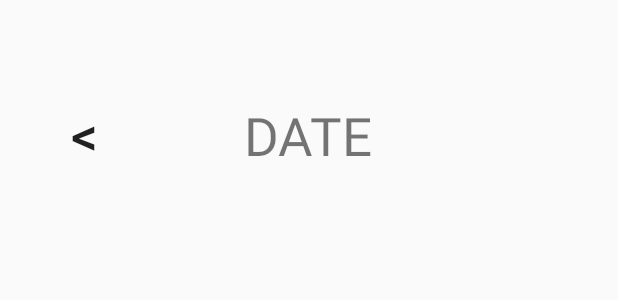
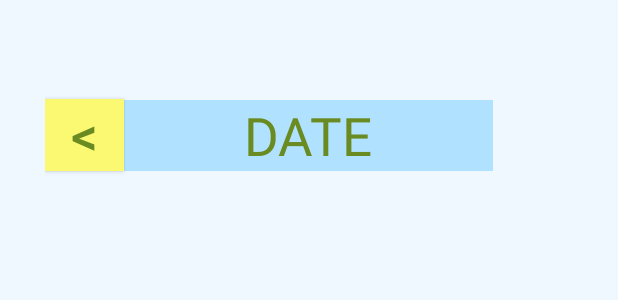
Before and after one commit to nastala/MyPreSchool, an Android app: the layout fragment_student_calendar.xml on its own in the app's theme, with its tools: preview values and no code run, on a phone screen of 412 x 824 dp. Shown: the top 300 px of the screen. Run offline under Robolectric (Android 15) with nearby library versions, the phone set to English and light mode, and no system bars.

Commit message:
.. teacher food list bende değişmemiş yüklüyorum

```diff
--- a/app/src/main/res/layout/fragment_admin_teacher.xml
+++ b/app/src/main/res/layout/fragment_admin_teacher.xml
@@ -27,6 +27,7 @@
             android:layout_gravity="center"
             android:layout_marginBottom="5dp"
             android:text="Add Teacher"
-            android:textAppearance="@style/TextAppearance.AppCompat.Medium" />
+            android:textAppearance="@style/TextAppearance.AppCompat.Medium"
+            android:textColor="@color/koyuyesil" />
     </LinearLayout>
 </RelativeLayout>
--- a/app/src/main/res/layout/fragment_student_calendar.xml
+++ b/app/src/main/res/layout/fragment_student_calendar.xml
@@ -3,6 +3,7 @@
     android:layout_width="match_parent"
     android:layout_height="match_parent"
     android:orientation="vertical"
+    android:background="@color/acıkmavi"
     android:weightSum="10"
     android:padding="10dp"
     tools:context="com.example.mypreschool.Fragments.BottomNavigationFragments.StudentCalendarFragment">
@@ -22,25 +23,29 @@
             android:layout_gravity="center"
             android:weightSum="5"
             android:padding="20dp">
+
             <Button
+                android:id="@+id/btnPrev"
                 android:layout_width="0dp"
                 android:layout_height="wrap_content"
                 android:layout_gravity="center"
-                android:textSize="35sp"
+                android:layout_weight="1"
+                android:background="@color/beyaz"
                 android:text="@string/prev"
-                android:background="@android:color/transparent"
-                android:id="@+id/btnPrev"
-                android:layout_weight="1"/>
+                android:textColor="@color/koyuyesil"
+                android:textSize="35sp" />
 
             <TextView
+                android:id="@+id/tvDate"
                 android:layout_width="wrap_content"
                 android:layout_height="wrap_content"
                 android:layout_gravity="center"
+                android:layout_weight="3"
+                android:background="@color/yesil"
+                android:text="DATE"
                 android:textAlignment="center"
-                android:textSize="35dp"
-                android:id="@+id/tvDate"
-                android:text="DATE"
-                android:layout_weight="3"/>
+                android:textColor="@color/koyuyesil"
+                android:textSize="35dp" />
 
             <Button
                 android:layout_width="0dp"
--- a/app/src/main/res/layout/fragment_teacher_menu_list.xml
+++ b/app/src/main/res/layout/fragment_teacher_menu_list.xml
@@ -3,6 +3,7 @@
     android:layout_width="match_parent"
     android:layout_height="match_parent"
     android:orientation="vertical"
+    android:background="@color/acıkmavi"
     android:weightSum="10"
     tools:context="com.example.mypreschool.Fragments.TeacherFragments.TeacherMenuListFragment">
 
--- a/app/src/main/res/layout/layout_admin_school_class.xml
+++ b/app/src/main/res/layout/layout_admin_school_class.xml
@@ -21,13 +21,14 @@
             android:layout_weight="9"/>
 
         <TextView
+            android:id="@+id/tvAddClass"
             android:layout_width="wrap_content"
             android:layout_height="wrap_content"
-            android:id="@+id/tvAddClass"
             android:layout_gravity="center"
             android:layout_marginBottom="10dp"
             android:layout_weight="1"
             android:text="Add Class"
-            android:textAppearance="@style/TextAppearance.AppCompat.Medium" />
+            android:textAppearance="@style/TextAppearance.AppCompat.Medium"
+            android:textColor="@color/koyuyesil" />
     </LinearLayout>
 </RelativeLayout>
--- a/app/src/main/res/layout/layout_admin_school_school.xml
+++ b/app/src/main/res/layout/layout_admin_school_school.xml
@@ -17,8 +17,9 @@
         android:layout_width="wrap_content"
         android:layout_height="wrap_content"
         android:layout_gravity="center"
+        android:layout_marginBottom="10dp"
         android:layout_weight="1"
-        android:layout_marginBottom="10dp"
         android:text="Add School"
-        android:textAppearance="@style/TextAppearance.AppCompat.Medium" />
+        android:textAppearance="@style/TextAppearance.AppCompat.Medium"
+        android:textColor="@color/koyuyesil" />
 </LinearLayout>
--- a/app/src/main/res/layout/layout_update_food_stat_dialog.xml
+++ b/app/src/main/res/layout/layout_update_food_stat_dialog.xml
@@ -4,6 +4,7 @@
     android:layout_width="200dp"
     android:layout_height="wrap_content"
     android:orientation="vertical"
+    android:background="@color/acıkmavi"
     android:padding="10dp">
 
     <ProgressBar
```
Also changed, not shown: app/src/main/res/layout/fragment_teacher_menu_student_list.xml (+11 -6 lines).
